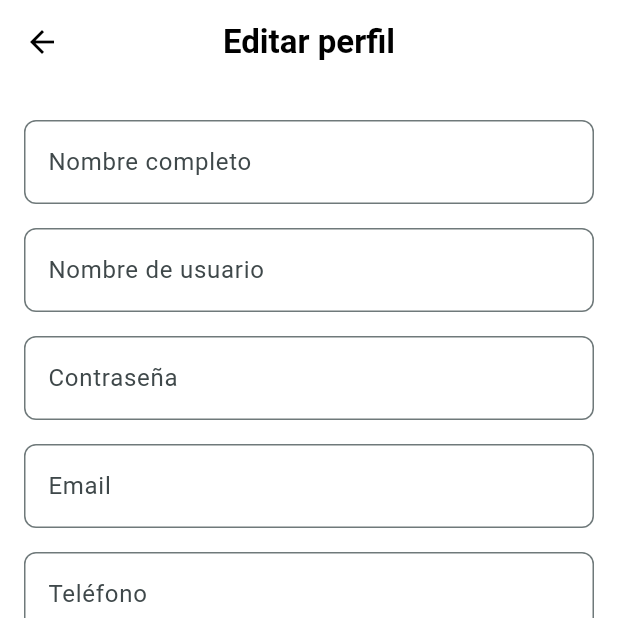
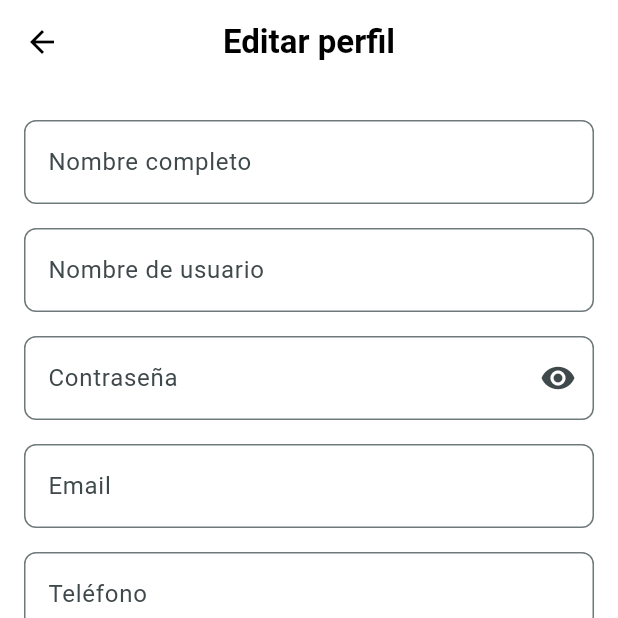
Before and after one commit to cristianrm13/GladBox_app, a Flutter app: the EditarPerfil screen opened directly, on a phone screen of 412 x 824 dp, the top half of it. Run offline on Flutter 3.47's test engine with Material 3 defaults, Android fonts, the light colour scheme and no system bars; our stand-ins replace connectivity_plus, flutter_tts, geolocator, google_generative_ai, google_mobile_ads, image_picker and 5 more; missing offline and left inert: mobile_scanner; accounts and stored records are empty; network calls fail.

Commit message:
UPDATE Ojitos mentiros

```diff
--- a/lib/screen/editar_perfil.dart
+++ b/lib/screen/editar_perfil.dart
@@ -21,14 +21,15 @@
 
   String paisSeleccionado = 'San Jacinto';
   String generoSeleccionado = 'Género';
+  bool obscureText = true;
 
-  final String userId = "671ae6cdaf93fdd4ffd34894"; // ID del usuario
+  final String userId = "671ae6cdaf93fdd4ffd34894";
   final LocalAuthentication auth = LocalAuthentication();
 
   @override
   void initState() {
     super.initState();
-    cargarDatosUsuario(); // Cargar datos al iniciar
+    cargarDatosUsuario();
   }
 
   Future<void> cargarDatosUsuario() async {
@@ -70,7 +71,6 @@
         'correo': emailController.text,
         'contrasena': contrasenaController.text,
         'telefono': telefonoController.text,
-        // Otros campos opcionales
       }),
     );
 
@@ -84,7 +84,7 @@
     }
   }
 
-Future<void> _authenticateAndSubmit() async {
+  Future<void> _authenticateAndSubmit() async {
     try {
       final isAuthenticated = await auth.authenticate(
         localizedReason: 'Por favor verifica tu identidad con tu huella dactilar',
@@ -134,7 +134,16 @@
               children: [
                 _buildTextField('Nombre completo', controller: nombreController),
                 _buildTextField('Nombre de usuario', controller: usuarioController),
-                _buildTextField('Contraseña', obscureText: true, controller: contrasenaController),
+                _buildTextField(
+                  'Contraseña',
+                  controller: contrasenaController,
+                  obscureText: obscureText,
+                  onSuffixTap: () {
+                    setState(() {
+                      obscureText = !obscureText;
+                    });
+                  },
+                ),
                 _buildTextField('Email', controller: emailController),
                 _buildTextField('Teléfono', controller: telefonoController),
                 const SizedBox(height: 20),
@@ -144,7 +153,7 @@
                       child: _buildDropdownField(
                         'País',
                         paisSeleccionado,
-                         ['El Capricho', 'San Jacinto', '5 de Mayo', 'Mercado', 'Las pilas', 'El Maluco','Centro', '18 de Marzo', 'Los Manguitos','El Suspiro'],
+                        ['El Capricho', 'San Jacinto', '5 de Mayo', 'Mercado', 'Las pilas', 'El Maluco','Centro', '18 de Marzo', 'Los Manguitos','El Suspiro'],
                         (newValue) {
                           setState(() {
                             paisSeleccionado = newValue!;
@@ -179,17 +188,8 @@
                 ),
               ],
             ),
-            /* ElevatedButton(
-              onPressed: actualizarUsuario,
-              style: ElevatedButton.styleFrom(
-                backgroundColor: Colors.green,
-                minimumSize: const Size(double.infinity, 50),
-                shape: RoundedRectangleBorder(
-                  borderRadius: BorderRadius.circular(8),
-                ),
-              ), */
-              ElevatedButton(
-              onPressed: _authenticateAndSubmit, // Cambiado para autenticar y luego actualizar
+            ElevatedButton(
+              onPressed: _authenticateAndSubmit,
               style: ElevatedButton.styleFrom(
                 backgroundColor: Colors.green,
                 minimumSize: const Size(double.infinity, 50),
@@ -214,29 +214,34 @@
       duration: Duration(seconds: 5),
     );
     ScaffoldMessenger.of(context).showSnackBar(snackBar);
-    Future.delayed(const Duration(seconds: 5), () {
-      Navigator.pop(context);
-    });
   }
 
-  Widget _buildTextField(String label, {bool obscureText = false, required TextEditingController controller, VoidCallback? onTap}) {
+  Widget _buildTextField(String label, {bool obscureText = false, required TextEditingController controller, VoidCallback? onSuffixTap, VoidCallback? onTap}) {
     return Padding(
       padding: const EdgeInsets.symmetric(vertical: 8.0),
       child: TextField(
         controller: controller,
         obscureText: obscureText,
+        onTap: onTap,
         decoration: InputDecoration(
           labelText: label,
           border: OutlineInputBorder(
             borderRadius: BorderRadius.circular(8),
           ),
+          suffixIcon: onSuffixTap != null
+              ? IconButton(
+                  icon: Icon(
+                    obscureText ? Icons.visibility : Icons.visibility_off,
+                  ),
+                  onPressed: onSuffixTap,
+                )
+              : null,
         ),
-        onTap: onTap,
       ),
     );
   }
 
-  Widget _buildDropdownField(String label, String value, List<String> items, ValueChanged<String?> onChanged) {
+  Widget _buildDropdownField(String label, String value, List<String> items, ValueChanged<String?>? onChanged) {
     return DropdownButtonFormField<String>(
       value: value,
       decoration: InputDecoration(
```
Also changed, not shown: lib/screen/login.dart (+22 -10 lines).
